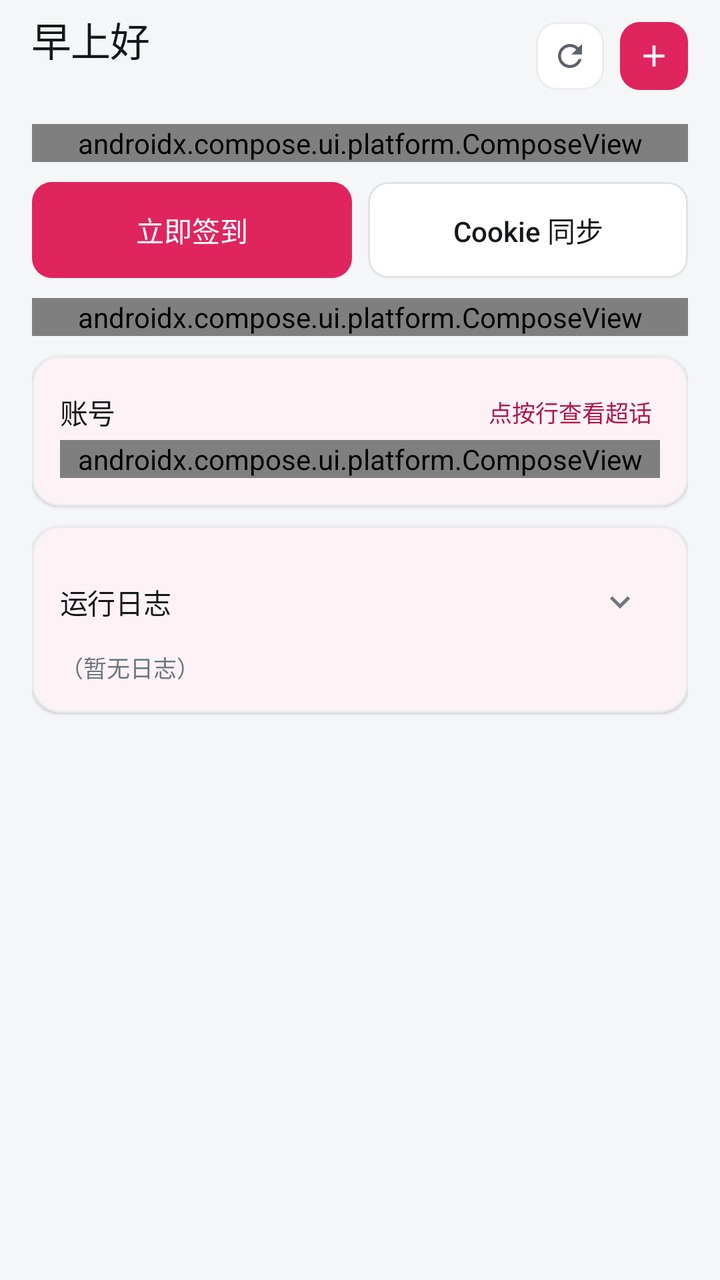
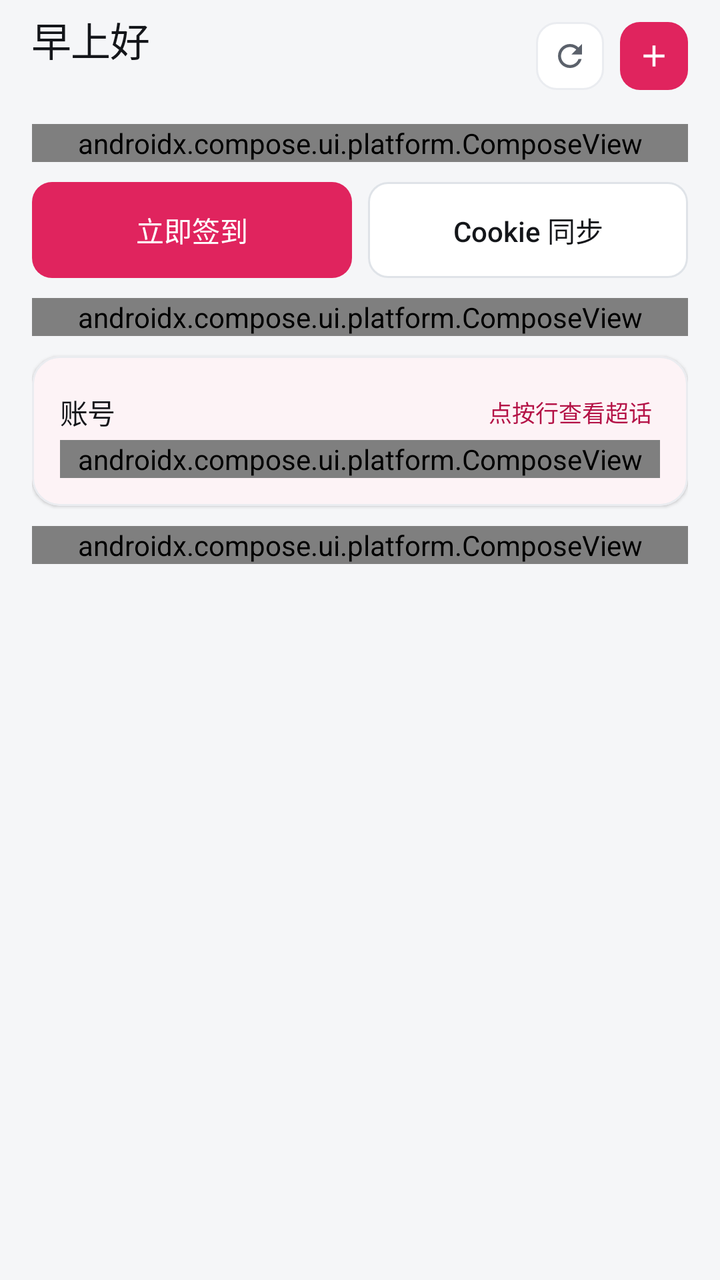

The first picture is an Android layout as it rendered before a commit; the second is the same layout after the commit. The layout source and the unified diff follow.
<!-- AndroidManifest.xml: application theme Theme.Wcm -->
<!-- res/layout/fragment_home.xml -->
<?xml version="1.0" encoding="utf-8"?>
<ScrollView xmlns:android="http://schemas.android.com/apk/res/android"
    xmlns:app="http://schemas.android.com/apk/res-auto"
    xmlns:tools="http://schemas.android.com/tools"
    android:layout_width="match_parent"
    android:layout_height="match_parent"
    android:fillViewport="true"
    android:scrollbars="none">

    <LinearLayout style="@style/Widget.Wcm.Page">

        
        <LinearLayout style="@style/Widget.Wcm.AppBar">

            <LinearLayout
                android:layout_width="0dp"
                android:layout_height="wrap_content"
                android:layout_weight="1"
                android:orientation="vertical">

                <TextView
                    android:id="@+id/tvGreeting"
                    style="@style/Widget.Wcm.Text.Display"
                    android:text="@string/greeting_morning" />

                <TextView
                    android:id="@+id/tvToday"
                    style="@style/Widget.Wcm.Text.Hint"
                    android:layout_marginTop="1dp" />
            </LinearLayout>

            
            <ImageButton
                android:id="@+id/btnRefreshTopics"
                style="@style/Widget.Wcm.IconButton"
                android:contentDescription="@string/btn_refresh_topics"
                android:src="@drawable/ic_refresh"
                app:tint="@color/ink_2" />

            
            <ImageButton
                android:id="@+id/btnAdd"
                style="@style/Widget.Wcm.IconButton"
                android:layout_marginStart="@dimen/sp_2"
                android:background="@drawable/bg_icon_button_brand"
                android:contentDescription="@string/cd_add_account"
                android:src="@drawable/ic_add"
                app:tint="@color/brand_on" />
        </LinearLayout>

        
        <androidx.compose.ui.platform.ComposeView
            android:id="@+id/heroCompose"
            android:layout_width="match_parent"
            android:layout_height="wrap_content"
            android:layout_marginTop="@dimen/card_gap" />

        
        <LinearLayout
            android:id="@+id/actionRow"
            android:layout_width="match_parent"
            android:layout_height="wrap_content"
            android:layout_marginTop="@dimen/card_gap"
            android:baselineAligned="false"
            android:orientation="horizontal">

            <com.google.android.material.button.MaterialButton
                android:id="@+id/btnCheckin"
                style="@style/Widget.Wcm.Button.Primary.Large"
                android:layout_width="0dp"
                android:layout_weight="1"
                android:text="@string/btn_checkin" />

            <com.google.android.material.button.MaterialButton
                android:id="@+id/btnSync"
                style="@style/Widget.Wcm.Button.Secondary.Large"
                android:layout_width="0dp"
                android:layout_marginStart="@dimen/sp_2"
                android:layout_weight="1"
                android:text="@string/btn_sync" />
        </LinearLayout>

        
        <androidx.compose.ui.platform.ComposeView
            android:id="@+id/cookieCompose"
            android:layout_width="match_parent"
            android:layout_height="wrap_content"
            android:layout_marginTop="@dimen/card_gap" />

        
        <com.google.android.material.card.MaterialCardView
            style="@style/Widget.Wcm.Card">

            <LinearLayout style="@style/Widget.Wcm.CardContent">

                <LinearLayout style="@style/Widget.Wcm.CardHead">

                    <TextView
                        android:id="@+id/tvAccountsTitle"
                        style="@style/Widget.Wcm.Text.SectionTitle"
                        android:layout_width="0dp"
                        android:layout_weight="1"
                        android:text="@string/accounts_label" />

                    <TextView
                        style="@style/Widget.Wcm.Text.Link"
                        android:text="@string/home_row_hint_short" />
                </LinearLayout>

                <androidx.compose.ui.platform.ComposeView
                    android:id="@+id/accountCompose"
                    android:layout_width="match_parent"
                    android:layout_height="wrap_content" />
            </LinearLayout>
        </com.google.android.material.card.MaterialCardView>

        
        <com.google.android.material.card.MaterialCardView
            style="@style/Widget.Wcm.Card">

            <LinearLayout style="@style/Widget.Wcm.CardContent">

                <LinearLayout
                    android:id="@+id/logHeader"
                    style="@style/Widget.Wcm.LogHeader"
                    android:contentDescription="@string/cd_log_collapsed">

                    <TextView
                        style="@style/Widget.Wcm.Text.SectionTitle"
                        android:layout_width="0dp"
                        android:layout_weight="1"
                        android:text="@string/log_label" />

                    <ImageButton
                        android:id="@+id/btnLogToggle"
                        style="@style/Widget.Wcm.IconButton.Row"
                        android:clickable="false"
                        android:focusable="false"
                        android:importantForAccessibility="no"
                        android:src="@drawable/ic_expand_more"
                        app:tint="@color/ink_3" />
                </LinearLayout>

                <TextView
                    android:id="@+id/tvLogSummary"
                    style="@style/Widget.Wcm.Text.Hint.SingleLine"
                    android:text="@string/log_empty" />

                
                <ScrollView
                    android:id="@+id/logScroll"
                    style="@style/Widget.Wcm.LogScroll"
                    android:visibility="gone"
                    tools:ignore="NestedScrolling">

                    <TextView
                        android:id="@+id/logView"
                        style="@style/Widget.Wcm.Text.Log"
                        android:text="@string/log_empty" />
                </ScrollView>
            </LinearLayout>
        </com.google.android.material.card.MaterialCardView>
    </LinearLayout>
</ScrollView>
<!-- resources referenced by this layout -->
<resources>
  <color name="ink_2">#5B616B</color>
  <color name="ink_3">#6E7681</color>
  <dimen name="card_gap">10dp</dimen>
  <dimen name="sp_2">8dp</dimen>
  <!-- drawable ic_expand_more (drawable) -->
  <?xml version="1.0" encoding="utf-8"?>
  <vector xmlns:android="http://schemas.android.com/apk/res/android"
      android:width="24dp"
      android:height="24dp"
      android:viewportWidth="24"
      android:viewportHeight="24">
      <path
          android:fillColor="#FF000000"
          android:pathData="M16.59,8.59L12,13.17 7.41,8.59 6,10l6,6 6,-6z" />
  </vector>
  <string name="cd_log_collapsed">运行日志，已收起，点按展开</string>
  <string name="log_empty">（暂无日志）</string>
  <string name="log_label">运行日志</string>
  <style name="Widget.Wcm.IconButton.Row" parent="Widget.Wcm.IconButton">
          <item name="android:layout_width">40dp</item>
          <item name="android:layout_height">40dp</item>
          <item name="android:padding">10dp</item>
          <item name="android:background">?attr/selectableItemBackgroundBorderless</item>
      </style>
  <style name="Widget.Wcm.LogHeader" parent="">
          <item name="android:layout_width">match_parent</item>
          <item name="android:layout_height">wrap_content</item>
          <item name="android:minHeight">@dimen/touch_min</item>
          <item name="android:orientation">horizontal</item>
          <item name="android:gravity">center_vertical</item>
          <item name="android:background">?attr/selectableItemBackground</item>
          <item name="android:clickable">true</item>
          <item name="android:focusable">true</item>
      </style>
  <style name="Widget.Wcm.LogScroll" parent="Widget.Wcm.Console">
          <item name="android:layout_height">@dimen/log_window_height</item>
          <item name="android:layout_marginTop">@dimen/sp_2</item>
          <item name="android:nestedScrollingEnabled">true</item>
          <item name="android:fillViewport">true</item>
      </style>
  <style name="Widget.Wcm.Text.Hint.SingleLine" parent="Widget.Wcm.Text.Hint">
          <item name="android:maxLines">1</item>
          <item name="android:ellipsize">end</item>
      </style>
  <style name="Widget.Wcm.Text.Log" parent="">
          <item name="android:layout_width">match_parent</item>
          <item name="android:layout_height">wrap_content</item>
          <item name="android:textAppearance">@style/TextAppearance.Wcm.Mono</item>
      </style>
  <color name="brand">#E0245E</color>
  <dimen name="radius_s">10dp</dimen>
  <color name="line">#EAECF0</color>
  <style name="Widget.Wcm.Console" parent="">
          <item name="android:layout_width">match_parent</item>
          <item name="android:background">@drawable/bg_console</item>
          <item name="android:paddingStart">@dimen/sp_3</item>
          <item name="android:paddingEnd">@dimen/sp_3</item>
          <item name="android:paddingTop">@dimen/sp_2</item>
          <item name="android:paddingBottom">@dimen/sp_2</item>
      </style>
  <dimen name="log_window_height">200dp</dimen>
  <color name="ink">#14161A</color>
  <dimen name="sp_1">4dp</dimen>
  <style name="TextAppearance.Wcm.Mono" parent="TextAppearance.Material3.BodySmall">
          <item name="android:textSize">11sp</item>
          <item name="android:fontFamily">monospace</item>
          <item name="android:letterSpacing">0</item>
          <item name="android:lineSpacingMultiplier">1.7</item>
          <item name="android:textColor">@color/console_ink</item>
      </style>
  <color name="bg">#F5F6F8</color>
  <!-- drawable bg_console (drawable) -->
  <?xml version="1.0" encoding="utf-8"?>
  <shape xmlns:android="http://schemas.android.com/apk/res/android"
      android:shape="rectangle">
      <solid android:color="@color/console_bg" />
      <corners android:radius="@dimen/radius_s" />
  </shape>
  <dimen name="sp_3">12dp</dimen>
  <color name="console_ink">#C8D0DB</color>
  <dimen name="radius_m">14dp</dimen>
  <dimen name="radius_l">18dp</dimen>
  <color name="console_bg">#0E1116</color>
  <dimen name="radius_xl">24dp</dimen>
  <!-- unchanged entries left out for length: 56 -->
</resources>

<!-- the commit's change to res/layout/fragment_home.xml (unified diff, before → after) -->
@@ -114,51 +114,10 @@
             </LinearLayout>
         </com.google.android.material.card.MaterialCardView>
 
-        
-        <com.google.android.material.card.MaterialCardView
-            style="@style/Widget.Wcm.Card">
-
-            <LinearLayout style="@style/Widget.Wcm.CardContent">
-
-                <LinearLayout
-                    android:id="@+id/logHeader"
-                    style="@style/Widget.Wcm.LogHeader"
-                    android:contentDescription="@string/cd_log_collapsed">
-
-                    <TextView
-                        style="@style/Widget.Wcm.Text.SectionTitle"
-                        android:layout_width="0dp"
-                        android:layout_weight="1"
-                        android:text="@string/log_label" />
-
-                    <ImageButton
-                        android:id="@+id/btnLogToggle"
-                        style="@style/Widget.Wcm.IconButton.Row"
-                        android:clickable="false"
-                        android:focusable="false"
-                        android:importantForAccessibility="no"
-                        android:src="@drawable/ic_expand_more"
-                        app:tint="@color/ink_3" />
-                </LinearLayout>
-
-                <TextView
-                    android:id="@+id/tvLogSummary"
-                    style="@style/Widget.Wcm.Text.Hint.SingleLine"
-                    android:text="@string/log_empty" />
-
-                
-                <ScrollView
-                    android:id="@+id/logScroll"
-                    style="@style/Widget.Wcm.LogScroll"
-                    android:visibility="gone"
-                    tools:ignore="NestedScrolling">
-
-                    <TextView
-                        android:id="@+id/logView"
-                        style="@style/Widget.Wcm.Text.Log"
-                        android:text="@string/log_empty" />
-                </ScrollView>
-            </LinearLayout>
-        </com.google.android.material.card.MaterialCardView>
+        <androidx.compose.ui.platform.ComposeView
+            android:id="@+id/logCompose"
+            android:layout_width="match_parent"
+            android:layout_height="wrap_content"
+            android:layout_marginTop="@dimen/card_gap" />
     </LinearLayout>
 </ScrollView>
<!-- resource entries referenced after the edit -->
@@ -4,85 +4,14 @@
   <color name="ink_3">#6E7681</color>
   <dimen name="card_gap">10dp</dimen>
   <dimen name="sp_2">8dp</dimen>
-  <!-- drawable ic_expand_more (drawable) -->
-  <?xml version="1.0" encoding="utf-8"?>
-  <vector xmlns:android="http://schemas.android.com/apk/res/android"
-      android:width="24dp"
-      android:height="24dp"
-      android:viewportWidth="24"
-      android:viewportHeight="24">
-      <path
-          android:fillColor="#FF000000"
-          android:pathData="M16.59,8.59L12,13.17 7.41,8.59 6,10l6,6 6,-6z" />
-  </vector>
-  <string name="cd_log_collapsed">运行日志，已收起，点按展开</string>
-  <string name="log_empty">（暂无日志）</string>
-  <string name="log_label">运行日志</string>
-  <style name="Widget.Wcm.IconButton.Row" parent="Widget.Wcm.IconButton">
-          <item name="android:layout_width">40dp</item>
-          <item name="android:layout_height">40dp</item>
-          <item name="android:padding">10dp</item>
-          <item name="android:background">?attr/selectableItemBackgroundBorderless</item>
-      </style>
-  <style name="Widget.Wcm.LogHeader" parent="">
-          <item name="android:layout_width">match_parent</item>
-          <item name="android:layout_height">wrap_content</item>
-          <item name="android:minHeight">@dimen/touch_min</item>
-          <item name="android:orientation">horizontal</item>
-          <item name="android:gravity">center_vertical</item>
-          <item name="android:background">?attr/selectableItemBackground</item>
-          <item name="android:clickable">true</item>
-          <item name="android:focusable">true</item>
-      </style>
-  <style name="Widget.Wcm.LogScroll" parent="Widget.Wcm.Console">
-          <item name="android:layout_height">@dimen/log_window_height</item>
-          <item name="android:layout_marginTop">@dimen/sp_2</item>
-          <item name="android:nestedScrollingEnabled">true</item>
-          <item name="android:fillViewport">true</item>
-      </style>
-  <style name="Widget.Wcm.Text.Hint.SingleLine" parent="Widget.Wcm.Text.Hint">
-          <item name="android:maxLines">1</item>
-          <item name="android:ellipsize">end</item>
-      </style>
-  <style name="Widget.Wcm.Text.Log" parent="">
-          <item name="android:layout_width">match_parent</item>
-          <item name="android:layout_height">wrap_content</item>
-          <item name="android:textAppearance">@style/TextAppearance.Wcm.Mono</item>
-      </style>
   <color name="brand">#E0245E</color>
   <dimen name="radius_s">10dp</dimen>
   <color name="line">#EAECF0</color>
-  <style name="Widget.Wcm.Console" parent="">
-          <item name="android:layout_width">match_parent</item>
-          <item name="android:background">@drawable/bg_console</item>
-          <item name="android:paddingStart">@dimen/sp_3</item>
-          <item name="android:paddingEnd">@dimen/sp_3</item>
-          <item name="android:paddingTop">@dimen/sp_2</item>
-          <item name="android:paddingBottom">@dimen/sp_2</item>
-      </style>
-  <dimen name="log_window_height">200dp</dimen>
   <color name="ink">#14161A</color>
   <dimen name="sp_1">4dp</dimen>
-  <style name="TextAppearance.Wcm.Mono" parent="TextAppearance.Material3.BodySmall">
-          <item name="android:textSize">11sp</item>
-          <item name="android:fontFamily">monospace</item>
-          <item name="android:letterSpacing">0</item>
-          <item name="android:lineSpacingMultiplier">1.7</item>
-          <item name="android:textColor">@color/console_ink</item>
-      </style>
   <color name="bg">#F5F6F8</color>
-  <!-- drawable bg_console (drawable) -->
-  <?xml version="1.0" encoding="utf-8"?>
-  <shape xmlns:android="http://schemas.android.com/apk/res/android"
-      android:shape="rectangle">
-      <solid android:color="@color/console_bg" />
-      <corners android:radius="@dimen/radius_s" />
-  </shape>
-  <dimen name="sp_3">12dp</dimen>
-  <color name="console_ink">#C8D0DB</color>
   <dimen name="radius_m">14dp</dimen>
   <dimen name="radius_l">18dp</dimen>
-  <color name="console_bg">#0E1116</color>
   <dimen name="radius_xl">24dp</dimen>
   <!-- unchanged entries left out for length: 56 -->
 </resources>
